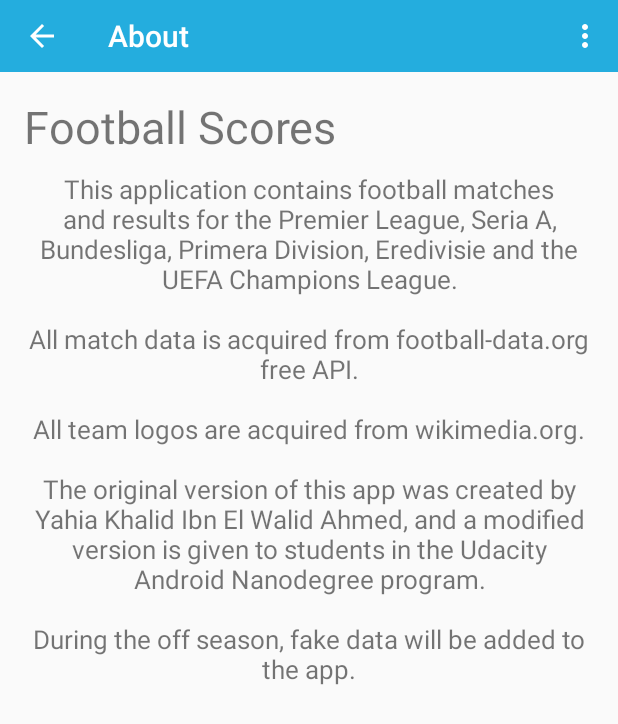
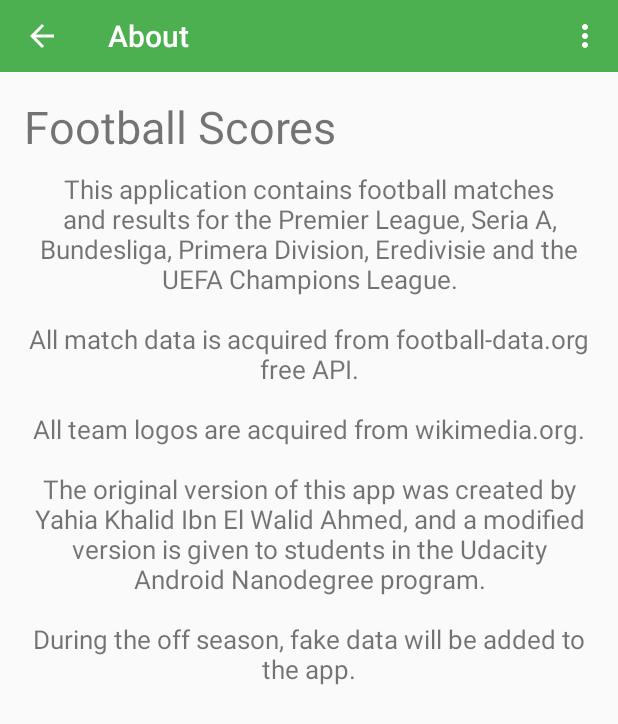
Before and after one commit to nshukla75/SuperDuo-FootballScores, an Android app: the screen it shows after launch (AboutActivity), in the options menu, after a tap on "About", on a phone screen of 412 x 824 dp. Shown: the top 724 px of the screen. Run offline under Robolectric (Android 15) with nearby library versions, the phone set to English and light mode, and no system bars; our stand-ins replace ButterKnife; libraries missing offline, so code that uses them is left out: com.squareup.leakcanary; pictures from the network do not load; 2 statements that could not run were skipped.

```diff
--- a/app/src/main/java/barqsoft/footballscores/fragment/MainScreenFragment.java
+++ b/app/src/main/java/barqsoft/footballscores/fragment/MainScreenFragment.java
@@ -22,7 +22,7 @@ import barqsoft.footballscores.adapter.scoresAdapter;
 /**
  * A placeholder fragment containing a simple view.
  */
-public class MainScreenFragment extends Fragment implements LoaderManager.LoaderCallbacks<Cursor>
+public class MainScreenFragment extends BaseFragment implements LoaderManager.LoaderCallbacks<Cursor>
 {
     // unique loader id
     public static final int SCORES_LOADER = 0;
--- a/app/src/main/java/barqsoft/footballscores/fragment/PagerFragment.java
+++ b/app/src/main/java/barqsoft/footballscores/fragment/PagerFragment.java
@@ -27,7 +27,7 @@ import barqsoft.footballscores.fragment.MainScreenFragment;
 /**
  * Created by yehya khaled on 2/27/2015.
  */
-public class PagerFragment extends Fragment
+public class PagerFragment extends BaseFragment
 {
     // set the amount of pages in the viewpager
     public static final int NUM_PAGES = 5;
--- a/app/src/main/res/values/colors.xml
+++ b/app/src/main/res/values/colors.xml
@@ -1,13 +1,14 @@
 <?xml version="1.0" encoding="utf-8"?>
 <resources>
     <!-- green palette -->
-    <color name="primary">#24ADDE</color>
-    <color name="primary_dark">#0099CC</color>
-    <color name="primary_light">#A8DFF4</color>
+    <color name="primary">#4CAF50</color>
+    <color name="primary_dark">#2E7D32</color>
+    <color name="primary_light">#A5D6A7</color>
     <color name="primary_text">#212121</color>
     <color name="secondary_text">#727272</color>
-    <color name="score_details">#C5EAF8</color>
-    <color name="score_selected">#E2F4FB</color>
+    <color name="score_details">#C8E6C9</color>
+    <color name="score_selected">#E8F5E9</color>
+
     <color name="gray_background">#e4e4e4</color>
 
     <color name="grey01">#ededed</color>
```
